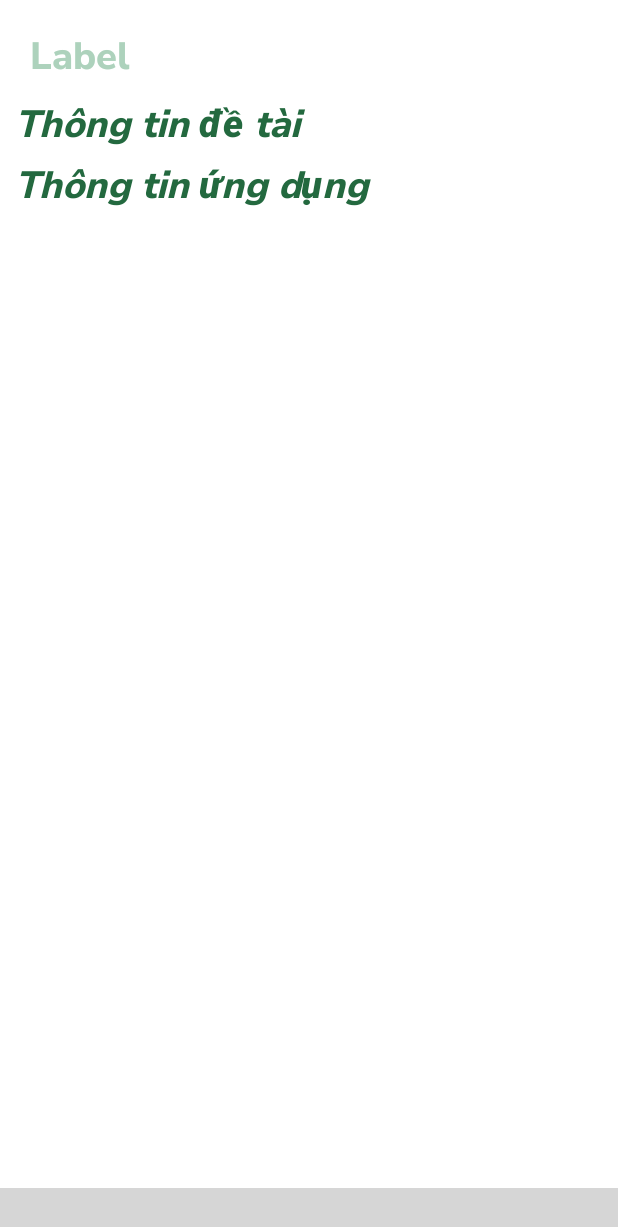
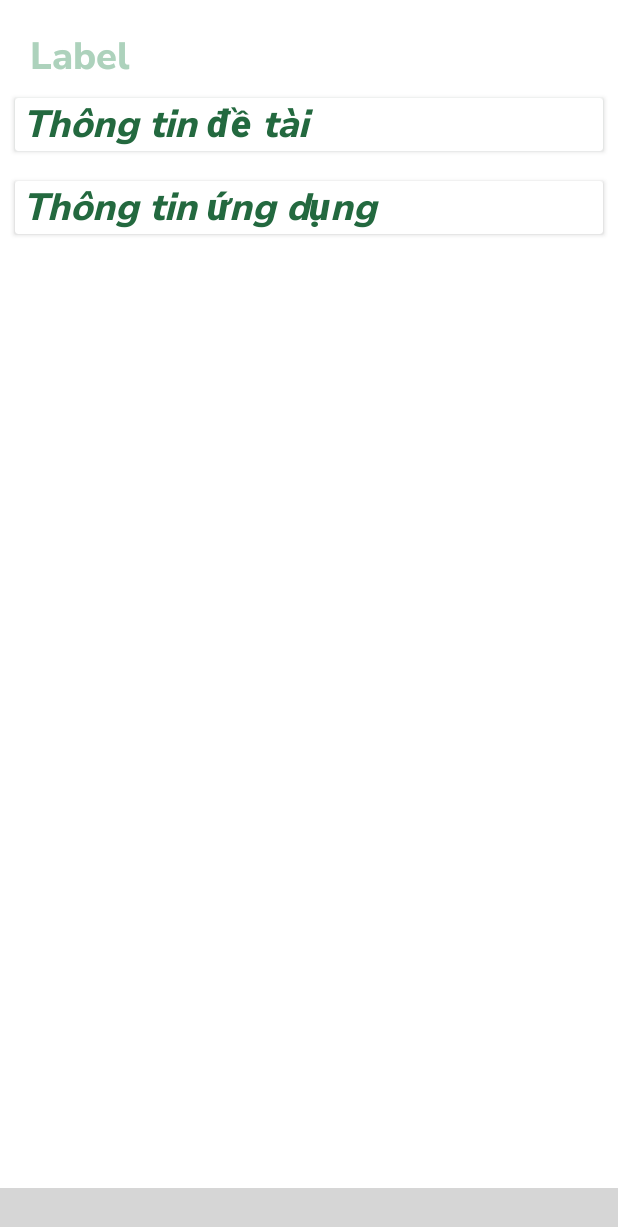
Before and after one commit to ogarta/Snake_Venom, an Android app: the fragment AboutFragment placed in its activity, on a phone screen of 412 x 824 dp. Shown: the top 1227 px of the screen. Run offline under Robolectric (Android 15) with nearby library versions, the phone set to English and light mode, and no system bars; libraries missing offline, so code that uses them is left out: com.etebarian.meowbottomnavigation, org.tensorflow.lite; plain views replace MeowBottomNavigation; pictures from the network do not load; 8 statements that could not run were skipped; grey boxes are pictures that could not be loaded.

Commit message:
Update Bao Cao

```diff
--- a/app/src/main/AndroidManifest.xml
+++ b/app/src/main/AndroidManifest.xml
@@ -9,9 +9,9 @@
 
     <application
         android:allowBackup="true"
-        android:icon="@mipmap/ic_launcher"
+        android:icon="@drawable/img_logo_snake"
         android:label="@string/app_name"
-        android:roundIcon="@mipmap/ic_launcher_round"
+        android:roundIcon="@drawable/img_logo_snake"
         android:supportsRtl="true"
         android:theme="@style/Theme.SnakeVenom">
         <activity
--- a/app/src/main/java/com/svute/snakevenom/AboutFragment.java
+++ b/app/src/main/java/com/svute/snakevenom/AboutFragment.java
@@ -1,64 +1,56 @@
 package com.svute.snakevenom;
 
+import android.content.Intent;
+import android.net.Uri;
 import android.os.Bundle;
 
 import androidx.fragment.app.Fragment;
+import androidx.fragment.app.FragmentManager;
+import androidx.fragment.app.FragmentTransaction;
 
 import android.view.LayoutInflater;
 import android.view.View;
 import android.view.ViewGroup;
+import android.widget.TextView;
 
-/**
- * A simple {@link Fragment} subclass.
- * Use the {@link AboutFragment#newInstance} factory method to
- * create an instance of this fragment.
- */
 public class AboutFragment extends Fragment {
-
-    // TODO: Rename parameter arguments, choose names that match
-    // the fragment initialization parameters, e.g. ARG_ITEM_NUMBER
-    private static final String ARG_PARAM1 = "param1";
-    private static final String ARG_PARAM2 = "param2";
-
-    // TODO: Rename and change types of parameters
-    private String mParam1;
-    private String mParam2;
-
-    public AboutFragment() {
-        // Required empty public constructor
-    }
-
-    /**
-     * Use this factory method to create a new instance of
-     * this fragment using the provided parameters.
-     *
-     * @param param1 Parameter 1.
-     * @param param2 Parameter 2.
-     * @return A new instance of fragment AboutFragment.
-     */
-    // TODO: Rename and change types and number of parameters
-    public static AboutFragment newInstance(String param1, String param2) {
-        AboutFragment fragment = new AboutFragment();
-        Bundle args = new Bundle();
-        args.putString(ARG_PARAM1, param1);
-        args.putString(ARG_PARAM2, param2);
-        fragment.setArguments(args);
-        return fragment;
-    }
-
-    @Override
-    public void onCreate(Bundle savedInstanceState) {
-        super.onCreate(savedInstanceState);
-        if (getArguments() != null) {
-            mParam1 = getArguments().getString(ARG_PARAM1);
-            mParam2 = getArguments().getString(ARG_PARAM2);
-        }
-    }
-
+    TextView txtInforProject, textInforApp;
     @Override
     public View onCreateView(LayoutInflater inflater, ViewGroup container,
                              Bundle savedInstanceState) {
-        // Inflate the layout for this fragment
-        return inflater.inflate(R.layout.fragment_about, container, false);
+        View view = inflater.inflate(R.layout.fragment_about, container, false);
+        addControls(view);
+        addEvent();
+        return view;
+    }
+
+    private void addEvent() {
+        txtInforProject.setOnClickListener(new View.OnClickListener() {
+            @Override
+            public void onClick(View view) {
+                Uri uri = Uri.parse("https://qrco.de/bd6miP" +
+                        "");
+                Intent intent = new Intent(Intent.ACTION_VIEW, uri);
+                startActivity(intent);
+            }
+        });
+        textInforApp.setOnClickListener(new View.OnClickListener() {
+            @Override
+            public void onClick(View view) {
+                replaceFragment(new InforAppFragment());
+            }
+        });
+    }
+
+    private void addControls(View view) {
+        txtInforProject = view.findViewById(R.id.textViewInfoProject);
+        textInforApp = view.findViewById(R.id.textViewInfoApp);
+    }
+
+    private void replaceFragment(Fragment fragment){
+        getActivity().getSupportFragmentManager().beginTransaction()
+                .replace(R.id.frameLayout, fragment, "findThisFragment")
+                .addToBackStack(null)
+                .commit();
     }
 }
--- a/app/src/main/res/layout/fragment_about.xml
+++ b/app/src/main/res/layout/fragment_about.xml
@@ -7,26 +7,41 @@
     <LinearLayout
         android:layout_width="match_parent"
         android:layout_height="match_parent"
-        android:layout_margin= "10dp"
         android:orientation="vertical">
+        <androidx.cardview.widget.CardView
+            android:layout_width="match_parent"
+            android:layout_height="wrap_content"
+            android:layout_margin="10dp"
+            android:outlineAmbientShadowColor="@color/green">
             <TextView
+                android:id="@+id/textViewInfoProject"
                 android:layout_width="match_parent"
                 android:layout_height="wrap_content"
                 android:text="Thông tin đề tài"
                 android:textSize="25sp"
                 android:textColor="@color/green"
+                android:layout_marginStart="5dp"
                 android:textStyle="italic"
                 android:fontFamily="@font/nunito_sans_extrabold"/>
+        </androidx.cardview.widget.CardView>
 
+        <androidx.cardview.widget.CardView
+            android:layout_width="match_parent"
+            android:layout_height="wrap_content"
+            android:layout_margin="10dp"
+            >
             <TextView
+                android:id="@+id/textViewInfoApp"
                 android:layout_width="match_parent"
                 android:layout_height="wrap_content"
                 android:text="Thông tin ứng dụng"
-            android:layout_marginTop="5dp"
+                android:layout_marginStart="5dp"
                 android:textSize="25sp"
                 android:textColor="@color/green"
                 android:textStyle="italic"
                 android:fontFamily="@font/nunito_sans_extrabold"/>
+        </androidx.cardview.widget.CardView>
+
 
     </LinearLayout>
 </FrameLayout>
```
Also changed, not shown: app/src/main/java/com/svute/snakevenom/InforAppFragment.java (added, +64 -0 lines), app/src/main/java/com/svute/snakevenom/InforProjectFragment.java (added, +64 -0 lines), app/src/main/res/layout/fragment_infor_app.xml (added, +54 -0 lines), app/src/main/res/layout/fragment_infor_project.xml (added, +14 -0 lines), app/src/main/res/drawable/img.png (added), app/src/main/res/drawable/img_logo.png (added), app/src/main/res/drawable/img_logo_snake.jpg (added), 7 other files. Lines whose indentation alone changed are shown as unchanged.
